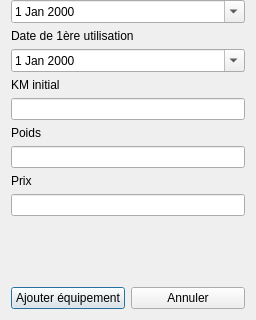
Endo13/BikeEquipmentManager, file sources/gearsdialog.ui: the form before one commit; both pictures show x 0 to 256 and y 175 to 495 of the 256 by 495 pixel window.
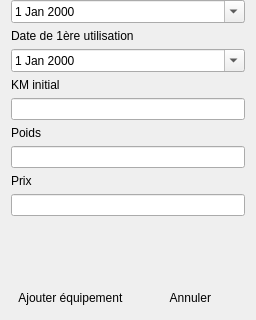
The form after the commit. Icons and pictures are not drawn.

Commit message: Modification des équipements

The edit to the form file:
```diff
--- a/sources/gearsdialog.ui
+++ b/sources/gearsdialog.ui
@@ -19,14 +19,40 @@
      <item>
       <widget class="QPushButton" name="add_pushButton">
        <property name="text">
-        <string>Ajouter équipement</string>
+        <string> Ajouter équipement</string>
+       </property>
+       <property name="icon">
+        <iconset>
+         <normaloff>ressources/edit.png</normaloff>ressources/edit.png</iconset>
+       </property>
+       <property name="iconSize">
+        <size>
+         <width>24</width>
+         <height>24</height>
+        </size>
+       </property>
+       <property name="flat">
+        <bool>true</bool>
        </property>
       </widget>
      </item>
      <item>
       <widget class="QPushButton" name="pbQuit">
        <property name="text">
-        <string>Annuler</string>
+        <string> Annuler</string>
+       </property>
+       <property name="icon">
+        <iconset>
+         <normaloff>ressources/cancel.png</normaloff>ressources/cancel.png</iconset>
+       </property>
+       <property name="iconSize">
+        <size>
+         <width>24</width>
+         <height>24</height>
+        </size>
+       </property>
+       <property name="flat">
+        <bool>true</bool>
        </property>
       </widget>
      </item>
```
The commit also changes 11 other files.
